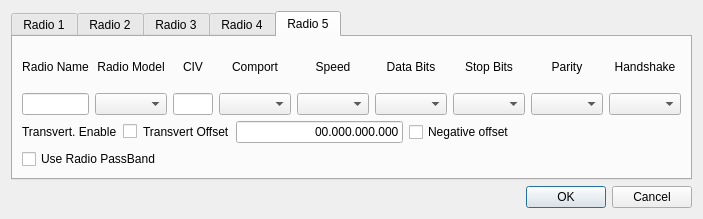
Old version of the form mqt/MqtRigControl/setupdialog.ui in the repository zsteva/backup-minos2.
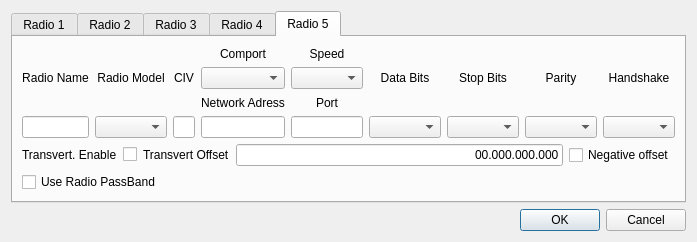
New version of the form. The open tabs and pages were chosen to show the change.

Commit message: changes to support network radios and rotators. Additions to setup dialogue which change according to portType

Diff of the .ui file:
```diff
--- a/mqt/MqtRigControl/setupdialog.ui
+++ b/mqt/MqtRigControl/setupdialog.ui
@@ -6,8 +6,8 @@
    <rect>
     <x>0</x>
     <y>0</y>
-    <width>703</width>
-    <height>219</height>
+    <width>693</width>
+    <height>211</height>
    </rect>
   </property>
   <property name="windowTitle">
@@ -813,45 +813,13 @@
       </attribute>
       <layout class="QVBoxLayout" name="verticalLayout_6">
        <item>
-        <layout class="QGridLayout" name="gridLayout_6">
-         <item row="2" column="5">
-          <widget class="QComboBox" name="comDataBitsBox5"/>
-         </item>
-         <item row="2" column="6">
-          <widget class="QComboBox" name="comStopBitsBox5"/>
-         </item>
-         <item row="0" column="7">
-          <widget class="QLabel" name="label_51">
-           <property name="text">
-            <string>Parity</string>
-           </property>
-           <property name="alignment">
-            <set>Qt::AlignCenter</set>
-           </property>
-          </widget>
-         </item>
-         <item row="0" column="6">
-          <widget class="QLabel" name="label_52">
-           <property name="text">
-            <string>Stop Bits</string>
-           </property>
-           <property name="alignment">
-            <set>Qt::AlignCenter</set>
-           </property>
-          </widget>
-         </item>
-         <item row="0" column="5">
-          <widget class="QLabel" name="label_53">
-           <property name="text">
-            <string>Data Bits</string>
-           </property>
-           <property name="alignment">
-            <set>Qt::AlignCenter</set>
-           </property>
-          </widget>
-         </item>
-         <item row="0" column="0">
-          <widget class="QLabel" name="label_54">
+        <layout class="QVBoxLayout" name="verticalLayout_56">
+         <item>
+          <layout class="QHBoxLayout" name="horizontalLayout_18">
+           <item>
+            <layout class="QVBoxLayout" name="verticalLayout_57">
+             <item>
+              <widget class="QLabel" name="label_20">
            <property name="text">
             <string>Radio Name</string>
            </property>
@@ -860,57 +828,32 @@
            </property>
           </widget>
          </item>
-         <item row="0" column="4">
-          <widget class="QLabel" name="label_55">
-           <property name="text">
-            <string>Speed</string>
-           </property>
-           <property name="alignment">
-            <set>Qt::AlignCenter</set>
-           </property>
-          </widget>
-         </item>
-         <item row="0" column="3">
-          <widget class="QLabel" name="label_56">
-           <property name="text">
-            <string>Comport</string>
-           </property>
-           <property name="alignment">
-            <set>Qt::AlignCenter</set>
-           </property>
-          </widget>
-         </item>
-         <item row="2" column="2">
-          <widget class="QLineEdit" name="CIVlineEdit5"/>
-         </item>
-         <item row="0" column="8">
-          <widget class="QLabel" name="label_57">
-           <property name="text">
-            <string>Handshake</string>
-           </property>
-           <property name="alignment">
-            <set>Qt::AlignCenter</set>
-           </property>
-          </widget>
-         </item>
-         <item row="0" column="1">
-          <widget class="QLabel" name="label_58">
-           <property name="text">
-            <string>Radio Model</string>
-           </property>
-           <property name="alignment">
-            <set>Qt::AlignCenter</set>
-           </property>
-          </widget>
-         </item>
-         <item row="2" column="0">
+             <item>
           <widget class="QLineEdit" name="radioNameEdit5"/>
          </item>
-         <item row="2" column="1">
+            </layout>
+           </item>
+           <item>
+            <layout class="QVBoxLayout" name="verticalLayout_58">
+             <item>
+              <widget class="QLabel" name="label_21">
+               <property name="text">
+                <string>Radio Model</string>
+               </property>
+               <property name="alignment">
+                <set>Qt::AlignCenter</set>
+               </property>
+              </widget>
+             </item>
+             <item>
           <widget class="QComboBox" name="radioModelBox5"/>
          </item>
-         <item row="0" column="2">
-          <widget class="QLabel" name="label_59">
+            </layout>
+           </item>
+           <item>
+            <layout class="QVBoxLayout" name="verticalLayout_59">
+             <item>
+              <widget class="QLabel" name="label_51">
            <property name="text">
             <string>CIV</string>
            </property>
@@ -919,24 +862,145 @@
            </property>
           </widget>
          </item>
-         <item row="2" column="7">
-          <widget class="QComboBox" name="comParityBox5"/>
-         </item>
-         <item row="2" column="8">
-          <widget class="QComboBox" name="comHandShakeBox5"/>
-         </item>
-         <item row="2" column="3">
+             <item>
+              <widget class="QLineEdit" name="CIVlineEdit5"/>
+             </item>
+            </layout>
+           </item>
+           <item>
+            <layout class="QVBoxLayout" name="verticalLayout_60">
+             <item>
+              <widget class="QLabel" name="comportLbl5">
+               <property name="text">
+                <string>Comport</string>
+               </property>
+               <property name="alignment">
+                <set>Qt::AlignCenter</set>
+               </property>
+              </widget>
+             </item>
+             <item>
           <widget class="QComboBox" name="comPortBox5"/>
          </item>
-         <item row="2" column="4">
+             <item>
+              <widget class="QLabel" name="networkAddLbl5">
+               <property name="text">
+                <string>Network Adress</string>
+               </property>
+               <property name="alignment">
+                <set>Qt::AlignCenter</set>
+               </property>
+              </widget>
+             </item>
+             <item>
+              <widget class="QLineEdit" name="networkAddBox5"/>
+             </item>
+            </layout>
+           </item>
+           <item>
+            <layout class="QVBoxLayout" name="verticalLayout_61">
+             <item>
+              <widget class="QLabel" name="speedLbl5">
+               <property name="text">
+                <string>Speed</string>
+               </property>
+               <property name="alignment">
+                <set>Qt::AlignCenter</set>
+               </property>
+              </widget>
+             </item>
+             <item>
           <widget class="QComboBox" name="comSpeedBox5"/>
          </item>
+             <item>
+              <widget class="QLabel" name="netPortLbl5">
+               <property name="text">
+                <string>Port</string>
+               </property>
+               <property name="alignment">
+                <set>Qt::AlignCenter</set>
+               </property>
+              </widget>
+             </item>
+             <item>
+              <widget class="QLineEdit" name="netPortBox5"/>
+             </item>
+            </layout>
+           </item>
+           <item>
+            <layout class="QVBoxLayout" name="verticalLayout_62">
+             <item>
+              <widget class="QLabel" name="dataLbll5">
+               <property name="text">
+                <string>Data Bits</string>
+               </property>
+               <property name="alignment">
+                <set>Qt::AlignCenter</set>
+               </property>
+              </widget>
+             </item>
+             <item>
+              <widget class="QComboBox" name="comDataBitsBox5"/>
+             </item>
+            </layout>
+           </item>
+           <item>
+            <layout class="QVBoxLayout" name="verticalLayout_63">
+             <item>
+              <widget class="QLabel" name="stopLbl5">
+               <property name="text">
+                <string>Stop Bits</string>
+               </property>
+               <property name="alignment">
+                <set>Qt::AlignCenter</set>
+               </property>
+              </widget>
+             </item>
+             <item>
+              <widget class="QComboBox" name="comStopBitsBox5"/>
+             </item>
+            </layout>
+           </item>
+           <item>
+            <layout class="QVBoxLayout" name="verticalLayout_64">
+             <item>
+              <widget class="QLabel" name="parityLbl5">
+               <property name="text">
+                <string>Parity</string>
+               </property>
+               <property name="alignment">
+                <set>Qt::AlignCenter</set>
+               </property>
+              </widget>
+             </item>
+             <item>
+              <widget class="QComboBox" name="comParityBox5"/>
+             </item>
+            </layout>
+           </item>
+           <item>
+            <layout class="QVBoxLayout" name="verticalLayout_65">
+             <item>
+              <widget class="QLabel" name="handshakeLbl5">
+               <property name="text">
+                <string>Handshake</string>
+               </property>
+               <property name="alignment">
+                <set>Qt::AlignCenter</set>
+               </property>
+              </widget>
+             </item>
+             <item>
+              <widget class="QComboBox" name="comHandShakeBox5"/>
+             </item>
+            </layout>
+           </item>
         </layout>
        </item>
        <item>
         <layout class="QHBoxLayout" name="horizontalLayout_8">
          <item>
-          <widget class="QLabel" name="label_20">
+            <widget class="QLabel" name="label_58">
            <property name="text">
             <string>Transvert. Enable</string>
            </property>
@@ -950,7 +1014,7 @@
           </widget>
          </item>
          <item>
-          <widget class="QLabel" name="label_21">
+            <widget class="QLabel" name="label_59">
            <property name="text">
             <string>Transvert Offset</string>
            </property>
@@ -976,19 +1040,6 @@
            </property>
           </widget>
          </item>
-         <item>
-          <spacer name="horizontalSpacer_6">
-           <property name="orientation">
-            <enum>Qt::Horizontal</enum>
-           </property>
-           <property name="sizeHint" stdset="0">
-            <size>
-             <width>40</width>
-             <height>20</height>
-            </size>
-           </property>
-          </spacer>
-         </item>
         </layout>
        </item>
        <item>
@@ -1012,6 +1063,8 @@
             </size>
            </property>
           </spacer>
+           </item>
+          </layout>
          </item>
         </layout>
        </item>
```
Left out of the diff: 1038 changed lines with no effect on the pictures. Lines whose indentation alone changed are shown as unchanged. The commit also changes 9 other files.
